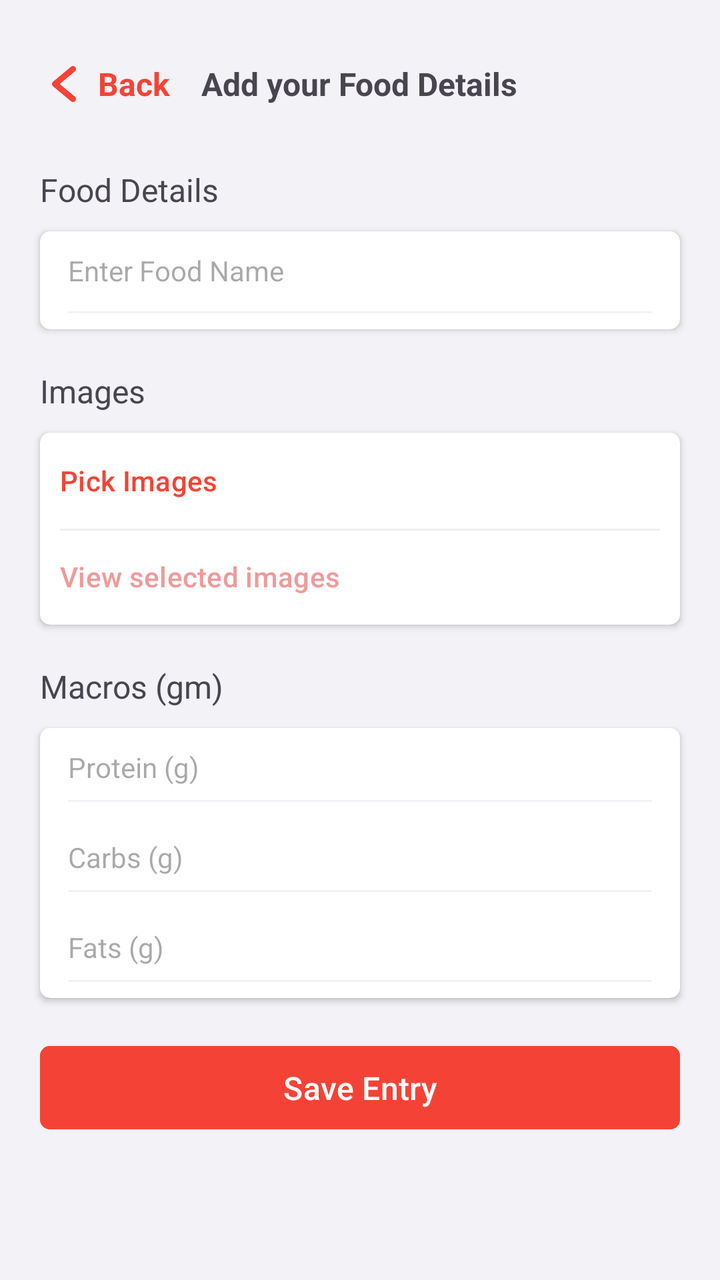
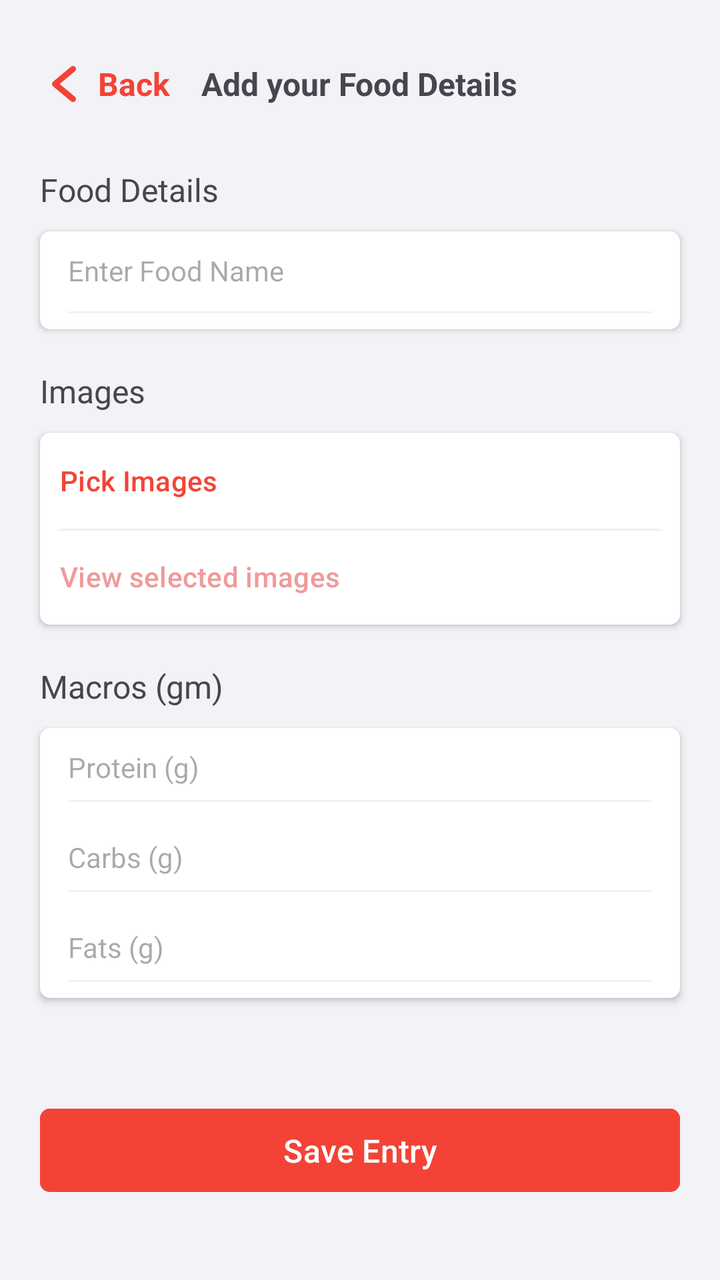

An Android layout rendered at two revisions. The XML below is the earlier revision; the diff shows what the commit changed to produce the second picture.
<!-- AndroidManifest.xml: application theme Theme.ExActHealth -->
<!-- res/layout/activity_add_favorite_food.xml -->
<?xml version="1.0" encoding="utf-8"?>
<RelativeLayout
    xmlns:android="http://schemas.android.com/apk/res/android"
    xmlns:app="http://schemas.android.com/apk/res-auto"
    xmlns:tools="http://schemas.android.com/tools"
    android:id="@+id/main"
    android:layout_width="match_parent"
    android:layout_height="match_parent"
    android:background="@color/light_gray"
    tools:context=".activities.AddFavoriteFoodActivity">

    <RelativeLayout
        android:id="@+id/favorite_foods_toolbar_layout_2"
        android:layout_width="match_parent"
        android:layout_height="wrap_content"
        android:layout_marginStart="20dp"
        android:layout_marginEnd="20dp"
        android:layout_marginTop="30dp">

        <RelativeLayout
            android:id="@+id/back_to_favorite_food_layout"
            android:layout_width="wrap_content"
            android:layout_height="wrap_content"
            android:clickable="true"
            android:focusable="true">

            <ImageView
                android:id="@+id/back_to_favorite_food_icon"
                android:layout_width="wrap_content"
                android:layout_height="wrap_content"
                android:background="@drawable/back_button">
            </ImageView>

            <TextView
                android:id="@+id/back_to_favorite_food_text"
                android:layout_width="wrap_content"
                android:layout_height="wrap_content"
                android:layout_toEndOf="@+id/back_to_favorite_food_icon"
                android:layout_alignBottom="@+id/back_to_favorite_food_icon"
                android:layout_alignTop="@+id/back_to_favorite_food_icon"
                android:layout_marginStart="5dp"
                android:gravity="center"
                android:text="Back"
                android:textColor="@color/red"
                android:textStyle="bold"
                android:textSize="16sp">
            </TextView>

        </RelativeLayout>

        <TextView
            android:id="@+id/add_your_favorite_food_details"
            android:layout_width="wrap_content"
            android:layout_height="wrap_content"
            android:layout_centerInParent="true"
            android:gravity="center"
            android:text="Add your Food Details"
            android:textSize="16sp"
            android:textStyle="bold">
        </TextView>

    </RelativeLayout>

    <TextView
        android:id="@+id/favorite_food_details_title"
        android:layout_width="match_parent"
        android:layout_height="wrap_content"
        android:layout_below="@+id/favorite_foods_toolbar_layout_2"
        android:layout_marginTop="30dp"
        android:layout_marginStart="20dp"
        android:layout_marginEnd="20dp"
        android:textSize="16sp"
        android:text="@string/food_details_title">
    </TextView>

    <androidx.cardview.widget.CardView
        android:id="@+id/favorite_food_name_card_view"
        android:layout_width="match_parent"
        android:layout_height="wrap_content"
        android:layout_below="@+id/favorite_food_details_title"
        android:layout_marginTop="10dp"
        android:layout_marginStart="20dp"
        android:layout_marginEnd="20dp"

        app:contentPaddingLeft="10dp"
        app:contentPaddingRight="10dp"
        app:cardCornerRadius="5dp">

        <RelativeLayout
            android:id="@+id/favorite_food_name_layout"
            android:layout_width="match_parent"
            android:layout_height="match_parent">

            <EditText
                android:id="@+id/favorite_food_name_text_edit"
                android:theme="@style/DialogTheme"
                android:layout_width="match_parent"
                android:layout_height="wrap_content"
                android:paddingBottom="20dp"
                android:gravity="center_vertical"
                android:hint="@string/enter_food_name_hint"
                android:textSize="14sp"
                android:backgroundTint="@color/light_gray"
                android:inputType="textPersonName"
                android:autofillHints="name">
            </EditText>

        </RelativeLayout>

    </androidx.cardview.widget.CardView>

    <TextView
        android:id="@+id/favorite_food_images_title"
        android:layout_width="match_parent"
        android:layout_height="wrap_content"
        android:layout_below="@+id/favorite_food_name_card_view"
        android:layout_marginTop="20dp"
        android:layout_marginStart="20dp"
        android:layout_marginEnd="20dp"
        android:textSize="16sp"
        android:text="@string/images_title">
    </TextView>

    <androidx.cardview.widget.CardView
        android:id="@+id/food_details_images_card_view_2"
        android:layout_width="match_parent"
        android:layout_height="wrap_content"
        android:layout_below="@+id/favorite_food_images_title"
        android:layout_marginTop="10dp"
        android:layout_marginStart="20dp"
        android:layout_marginEnd="20dp"

        app:contentPaddingLeft="10dp"
        app:contentPaddingRight="10dp"
        app:cardCornerRadius="5dp">

        <RelativeLayout
            android:id="@+id/favorite_food_images_layout"
            android:layout_width="match_parent"
            android:layout_height="match_parent">

            <Button
                android:id="@+id/favorite_food_pick_images_button"
                android:layout_width="match_parent"
                android:layout_height="wrap_content"
                android:gravity="center_vertical"
                android:padding="0dp"
                android:backgroundTint="@color/white"
                android:text="@string/pick_images"
                android:textColor="@color/red"
                android:textSize="14sp"
                android:textStyle="normal">
            </Button>

            <View
                android:layout_width="match_parent"
                android:layout_below="@+id/favorite_food_pick_images_button"
                android:layout_height="1dp"
                android:background="@color/mid_gray">
            </View>

            <Button
                android:id="@+id/favorite_food_selected_images_button"
                android:layout_width="match_parent"
                android:layout_height="wrap_content"
                android:layout_below="@+id/favorite_food_pick_images_button"
                android:gravity="center_vertical"
                android:padding="0dp"
                android:backgroundTint="@color/white"
                android:text="@string/view_selected_images"
                android:textColor="@color/light_red"
                android:textSize="14sp"
                android:textStyle="normal"
                android:enabled="false">
            </Button>

        </RelativeLayout>

    </androidx.cardview.widget.CardView>

    <TextView
        android:id="@+id/favorite_food_macros_title"
        android:layout_width="match_parent"
        android:layout_height="wrap_content"
        android:layout_below="@+id/food_details_images_card_view_2"
        android:layout_marginTop="20dp"
        android:layout_marginStart="20dp"
        android:layout_marginEnd="20dp"
        android:textSize="16sp"
        android:text="@string/macros">
    </TextView>

    <androidx.cardview.widget.CardView
        android:id="@+id/favorite_food_macros_card_view"
        android:layout_width="match_parent"
        android:layout_height="wrap_content"
        android:layout_below="@+id/favorite_food_macros_title"
        android:layout_marginTop="10dp"
        android:layout_marginStart="20dp"
        android:layout_marginEnd="20dp"

        app:contentPaddingLeft="10dp"
        app:contentPaddingRight="10dp"
        app:cardCornerRadius="5dp">

        <RelativeLayout
            android:id="@+id/favorite_food_macros_layout"
            android:layout_width="match_parent"
            android:layout_height="match_parent">

            <EditText
                android:id="@+id/favorite_food_protein_text_edit"
                android:theme="@style/DialogTheme"
                android:layout_width="match_parent"
                android:layout_height="wrap_content"
                android:paddingBottom="16dp"
                android:gravity="center_vertical"
                android:hint="@string/protein"
                android:textSize="14sp"
                android:backgroundTint="@color/light_gray"
                android:inputType="number"
                android:importantForAutofill="no">
            </EditText>

            <EditText
                android:id="@+id/favorite_food_carbs_text_edit"
                android:theme="@style/DialogTheme"
                android:layout_width="match_parent"
                android:layout_height="wrap_content"
                android:layout_below="@+id/favorite_food_protein_text_edit"
                android:paddingBottom="16dp"
                android:gravity="center_vertical"
                android:hint="@string/carbs"
                android:textSize="14sp"
                android:backgroundTint="@color/light_gray"
                android:inputType="number"
                android:importantForAutofill="no">
            </EditText>

            <EditText
                android:id="@+id/favorite_food_fats_text_edit"
                android:theme="@style/DialogTheme"
                android:layout_width="match_parent"
                android:layout_height="wrap_content"
                android:layout_below="@+id/favorite_food_carbs_text_edit"
                android:paddingBottom="16dp"
                android:gravity="center_vertical"
                android:hint="@string/fats"
                android:textSize="14sp"
                android:backgroundTint="@color/light_gray"
                android:inputType="number"
                android:importantForAutofill="no">
            </EditText>

        </RelativeLayout>

    </androidx.cardview.widget.CardView>

    <Button
        android:id="@+id/favorite_food_save_entry_button"
        android:layout_width="match_parent"
        android:layout_height="wrap_content"
        android:layout_below="@+id/favorite_food_macros_card_view"
        android:gravity="center"
        android:layout_margin="20dp"
        android:paddingTop="10dp"
        android:paddingBottom="10dp"
        android:backgroundTint="@color/red"
        android:text="@string/save_entry"
        android:textColor="@color/white"
        android:textSize="16sp"
        android:textStyle="normal"
        app:cornerRadius="5dp">
    </Button>

</RelativeLayout>
<!-- resources referenced by this layout -->
<resources>
  <color name="light_gray">#F2F2F7</color>
  <color name="light_red">#EF9A9A</color>
  <color name="mid_gray">#EFEFF0</color>
  <color name="red">#F44336</color>
  <color name="white">#FFFFFFFF</color>
  <!-- drawable back_button (drawable) -->
  <vector xmlns:android="http://schemas.android.com/apk/res/android"
      android:width="24dp"
      android:height="24dp"
      android:viewportWidth="96"
      android:viewportHeight="96">
    <path
        android:fillColor="@color/red"
        android:pathData="M39.376,48.002l30.47,-25.39a6.003,6.003 0,0 0,-7.688 -9.223L26.156,43.391a6.009,6.009 0,0 0,0 9.223L62.158,82.615a6.003,6.003 0,0 0,7.688 -9.223Z"/>
  </vector>
  <string name="carbs">Carbs (g)</string>
  <string name="enter_food_name_hint">Enter Food Name</string>
  <string name="fats">Fats (g)</string>
  <string name="food_details_title">Food Details</string>
  <string name="images_title">Images</string>
  <string name="macros">Macros (gm)</string>
  <string name="pick_images">Pick Images</string>
  <string name="protein">Protein (g)</string>
  <string name="save_entry">Save Entry</string>
  <string name="view_selected_images">View selected images</string>
  <style name="DialogTheme" parent="Theme.Material3.Light.Dialog">
          <item name="colorAccent">@color/red</item>
          <item name="colorOnPrimary">@color/red</item>
          <item name="colorControlActivated">@color/red</item>
      </style>
  <style name="Theme.ExActHealth" parent="Base.Theme.ExActHealth" />
  <style name="Base.Theme.ExActHealth" parent="Theme.Material3.Light.NoActionBar">
          
          <item name="colorPrimary">@color/red</item>
          <item name="android:itemBackground">@color/white</item>
      </style>
</resources>

<!-- the commit's change to res/layout/activity_add_favorite_food.xml (unified diff, before → after) -->
@@ -260,9 +260,11 @@
         android:id="@+id/favorite_food_save_entry_button"
         android:layout_width="match_parent"
         android:layout_height="wrap_content"
-        android:layout_below="@+id/favorite_food_macros_card_view"
+        android:layout_alignParentBottom="true"
         android:gravity="center"
-        android:layout_margin="20dp"
+        android:layout_marginStart="20dp"
+        android:layout_marginEnd="20dp"
+        android:layout_marginBottom="40dp"
         android:paddingTop="10dp"
         android:paddingBottom="10dp"
         android:backgroundTint="@color/red"
